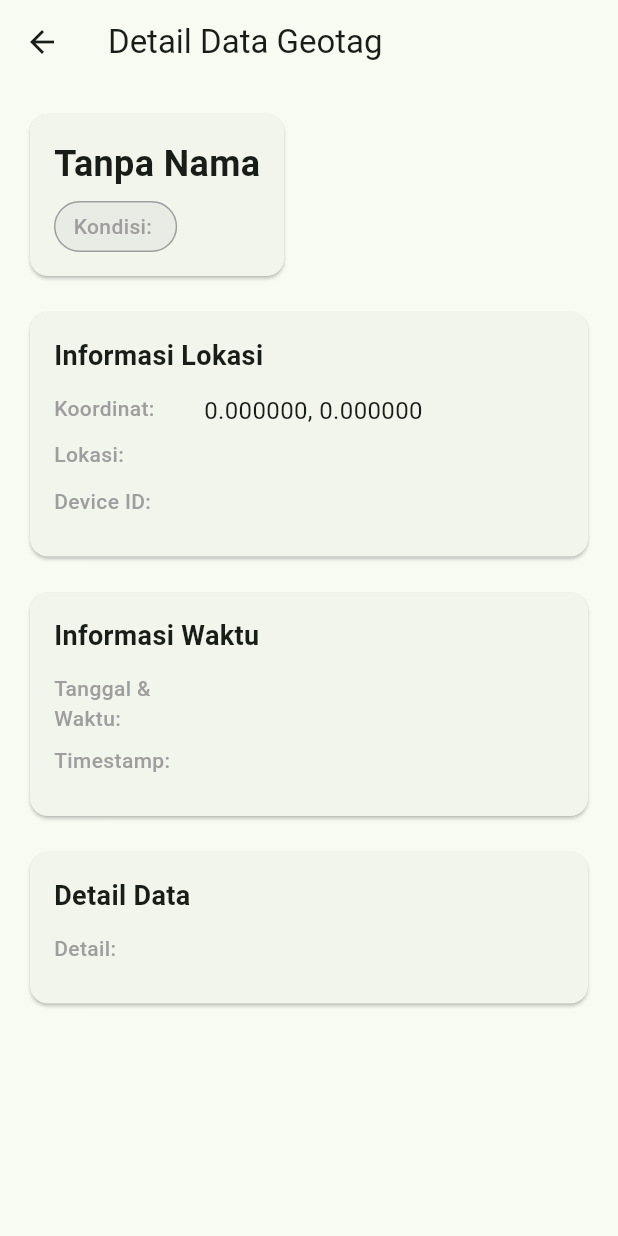
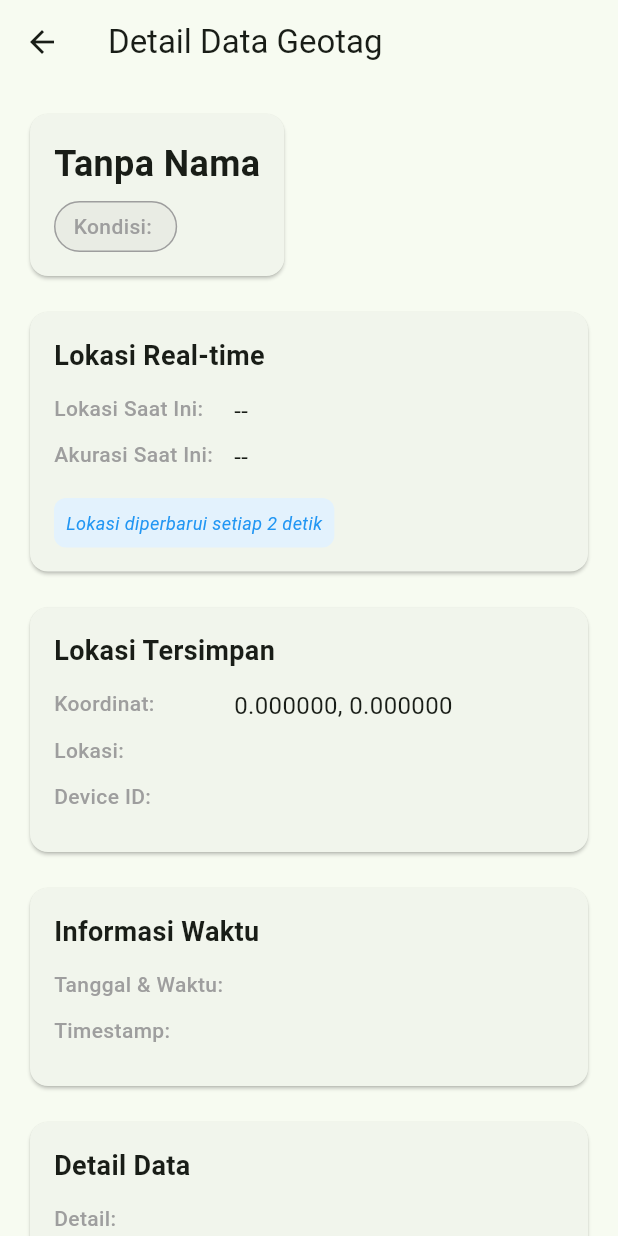
Before and after one commit to syaifa21/SeedLoc, a Flutter app: the GeotagDetailScreen screen opened directly with empty values, on a phone screen of 412 x 824 dp. Run offline on Flutter 3.47's test engine with Material 3 defaults, Android fonts, the light colour scheme and no system bars; our stand-ins replace csv, device_info_plus, dio, geolocator, image_picker, permission_handler and 2 more; accounts and stored records are empty.

Commit message:
`Added location tracking and display to Geotag List Screen, updated Project Creation Screen to navigate directly to Geotag List Screen, and modified Field Data Screen to use current position instead of averaged position.`

```diff
--- a/seedloc/lib/screens/geotag_detail_screen.dart
+++ b/seedloc/lib/screens/geotag_detail_screen.dart
@@ -1,11 +1,58 @@
 import 'package:flutter/material.dart';
 import 'dart:io';
+import 'dart:async';
+import 'package:geolocator/geolocator.dart';
 import '../models/geotag.dart';
+import '../services/location_service.dart';
 
-class GeotagDetailScreen extends StatelessWidget {
+class GeotagDetailScreen extends StatefulWidget {
   final Geotag geotag;
 
   const GeotagDetailScreen({super.key, required this.geotag});
+
+  @override
+  State<GeotagDetailScreen> createState() => _GeotagDetailScreenState();
+}
+
+class _GeotagDetailScreenState extends State<GeotagDetailScreen> {
+  Position? _currentPosition;
+  String _currentAccuracy = '--';
+  String _currentLocationText = '--';
+  Timer? _locationTimer;
+
+  @override
+  void initState() {
+    super.initState();
+    _startLocationTracking();
+  }
+
+  @override
+  void dispose() {
+    _locationTimer?.cancel();
+    super.dispose();
+  }
+
+  void _startLocationTracking() {
+    _locationTimer = Timer.periodic(const Duration(seconds: 2), (timer) async {
+      try {
+        Position position = await LocationService.getCurrentPosition();
+        if (mounted) {
+          setState(() {
+            _currentPosition = position;
+            _currentAccuracy = '${position.accuracy.toStringAsFixed(1)} m';
+            _currentLocationText = '${position.latitude.toStringAsFixed(6)}, ${position.longitude.toStringAsFixed(6)}';
+          });
+        }
+      } catch (e) {
+        if (mounted) {
+          setState(() {
+            _currentAccuracy = 'Error';
+            _currentLocationText = 'Error mendapatkan lokasi';
+          });
+        }
+      }
+    });
+  }
 
   @override
   Widget build(BuildContext context) {
@@ -26,7 +73,7 @@ class GeotagDetailScreen extends StatelessWidget {
                   crossAxisAlignment: CrossAxisAlignment.start,
                   children: [
                     Text(
-                      geotag.itemType.isNotEmpty ? geotag.itemType : 'Tanpa Nama',
+                      widget.geotag.itemType.isNotEmpty ? widget.geotag.itemType : 'Tanpa Nama',
                       style: const TextStyle(
                         fontSize: 24,
                         fontWeight: FontWeight.bold,
@@ -36,14 +83,14 @@ class GeotagDetailScreen extends StatelessWidget {
                     Container(
                       padding: const EdgeInsets.symmetric(horizontal: 12, vertical: 6),
                       decoration: BoxDecoration(
-                        color: _getConditionColor(geotag.condition).withOpacity(0.1),
+                        color: _getConditionColor(widget.geotag.condition).withOpacity(0.1),
                         borderRadius: BorderRadius.circular(20),
-                        border: Border.all(color: _getConditionColor(geotag.condition)),
+                        border: Border.all(color: _getConditionColor(widget.geotag.condition)),
                       ),
                       child: Text(
-                        'Kondisi: ${geotag.condition}',
+                        'Kondisi: ${widget.geotag.condition}',
                         style: TextStyle(
-                          color: _getConditionColor(geotag.condition),
+                          color: _getConditionColor(widget.geotag.condition),
                           fontWeight: FontWeight.w500,
                         ),
                       ),
@@ -55,7 +102,7 @@ class GeotagDetailScreen extends StatelessWidget {
 
             const SizedBox(height: 16),
 
-            // Location Information
+            // Real-time Location Information
             Card(
               child: Padding(
                 padding: const EdgeInsets.all(16.0),
@@ -63,16 +110,56 @@ class GeotagDetailScreen extends StatelessWidget {
                   crossAxisAlignment: CrossAxisAlignment.start,
                   children: [
                     const Text(
-                      'Informasi Lokasi',
+                      'Lokasi Real-time',
                       style: TextStyle(
                         fontSize: 18,
                         fontWeight: FontWeight.bold,
                       ),
                     ),
                     const SizedBox(height: 12),
-                    _buildInfoRow('Koordinat', '${geotag.latitude.toStringAsFixed(6)}, ${geotag.longitude.toStringAsFixed(6)}'),
-                    _buildInfoRow('Lokasi', geotag.locationName),
-                    _buildInfoRow('Device ID', geotag.deviceId),
+                    _buildInfoRow('Lokasi Saat Ini', _currentLocationText),
+                    _buildInfoRow('Akurasi Saat Ini', _currentAccuracy),
+                    const SizedBox(height: 8),
+                    Container(
+                      padding: const EdgeInsets.all(8),
+                      decoration: BoxDecoration(
+                        color: Colors.blue.shade50,
+                        borderRadius: BorderRadius.circular(8),
+                      ),
+                      child: const Text(
+                        'Lokasi diperbarui setiap 2 detik',
+                        style: TextStyle(
+                          fontSize: 12,
+                          color: Colors.blue,
+                          fontStyle: FontStyle.italic,
+                        ),
+                      ),
+                    ),
+                  ],
+                ),
+              ),
+            ),
+
+            const SizedBox(height: 16),
+
+            // Saved Location Information
+            Card(
+              child: Padding(
+                padding: const EdgeInsets.all(16.0),
+                child: Column(
+                  crossAxisAlignment: CrossAxisAlignment.start,
+                  children: [
+                    const Text(
+                      'Lokasi Tersimpan',
+                      style: TextStyle(
+                        fontSize: 18,
+                        fontWeight: FontWeight.bold,
+                      ),
+                    ),
+                    const SizedBox(height: 12),
+                    _buildInfoRow('Koordinat', '${widget.geotag.latitude.toStringAsFixed(6)}, ${widget.geotag.longitude.toStringAsFixed(6)}'),
+                    _buildInfoRow('Lokasi', widget.geotag.locationName),
+                    _buildInfoRow('Device ID', widget.geotag.deviceId),
                   ],
                 ),
               ),
@@ -95,8 +182,8 @@ class GeotagDetailScreen extends StatelessWidget {
                       ),
                     ),
                     const SizedBox(height: 12),
-                    _buildInfoRow('Tanggal & Waktu', _formatDateTime(geotag.timestamp)),
-                    _buildInfoRow('Timestamp', geotag.timestamp),
+                    _buildInfoRow('Tanggal & Waktu', _formatDateTime(widget.geotag.timestamp)),
+                    _buildInfoRow('Timestamp', widget.geotag.timestamp),
                   ],
                 ),
               ),
@@ -119,7 +206,7 @@ class GeotagDetailScreen extends StatelessWidget {
                       ),
                     ),
                     const SizedBox(height: 12),
-                    _buildInfoRow('Detail', geotag.details),
+                    _buildInfoRow('Detail', widget.geotag.details),
                   ],
                 ),
               ),
@@ -128,7 +215,7 @@ class GeotagDetailScreen extends StatelessWidget {
             const SizedBox(height: 16),
 
             // Photo Section
-            if (geotag.photoPath.isNotEmpty)
+            if (widget.geotag.photoPath.isNotEmpty)
               Card(
                 child: Padding(
                   padding: const EdgeInsets.all(16.0),
@@ -149,14 +236,14 @@ class GeotagDetailScreen extends StatelessWidget {
                         decoration: BoxDecoration(
                           borderRadius: BorderRadius.circular(8),
                           image: DecorationImage(
-                            image: FileImage(File(geotag.photoPath)),
+                            image: FileImage(File(widget.geotag.photoPath)),
                             fit: BoxFit.cover,
                           ),
                         ),
                       ),
                       const SizedBox(height: 8),
                       Text(
-                        'Path: ${geotag.photoPath.split('/').last}',
+                        'Path: ${widget.geotag.photoPath.split('/').last}',
                         style: const TextStyle(
                           fontSize: 12,
                           color: Colors.grey,
@@ -179,7 +266,7 @@ class GeotagDetailScreen extends StatelessWidget {
         crossAxisAlignment: CrossAxisAlignment.start,
         children: [
           SizedBox(
-            width: 100,
+            width: 120,
             child: Text(
               '$label:',
               style: const TextStyle(
--- a/seedloc/lib/screens/settings_screen.dart
+++ b/seedloc/lib/screens/settings_screen.dart
@@ -108,8 +108,8 @@ class _SettingsScreenState extends State<SettingsScreen> {
       ScaffoldMessenger.of(context).showSnackBar(
         const SnackBar(content: Text('Project dihentikan. Membuat project baru...')),
       );
-      // Navigate back to home screen which will show project creation
-      Navigator.of(context).pushReplacementNamed('/home');
+      // Force restart the app to refresh state
+      Navigator.of(context).pushNamedAndRemoveUntil('/home', (Route<dynamic> route) => false);
     } catch (e) {
       ScaffoldMessenger.of(context).showSnackBar(
         SnackBar(content: Text('Error menghentikan project: $e')),
```
Also changed, not shown: seedloc/lib/screens/field_data_screen.dart (+31 -5 lines), seedloc/lib/screens/project_creation_screen.dart (+2 -6 lines).
